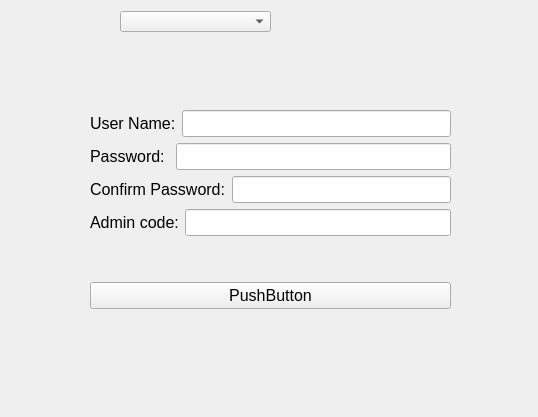
chundercatsllc/CS1C-Team-Chundercats, file ProjectFeelTheChunder/create_user.ui: the form before one commit.
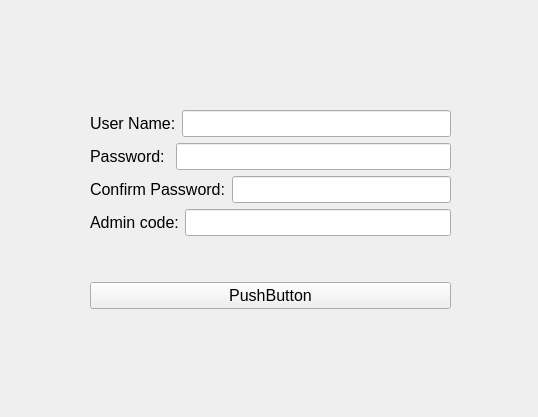
The form after the commit.

Diff of the .ui file:
```diff
--- a/ProjectFeelTheChunder/create_user.ui
+++ b/ProjectFeelTheChunder/create_user.ui
@@ -141,16 +141,6 @@
     </item>
    </layout>
   </widget>
-  <widget class="QComboBox" name="comboBox_1">
-   <property name="geometry">
-    <rect>
-     <x>120</x>
-     <y>11</y>
-     <width>151</width>
-     <height>21</height>
-    </rect>
-   </property>
-  </widget>
  </widget>
  <resources/>
  <connections/>
```
